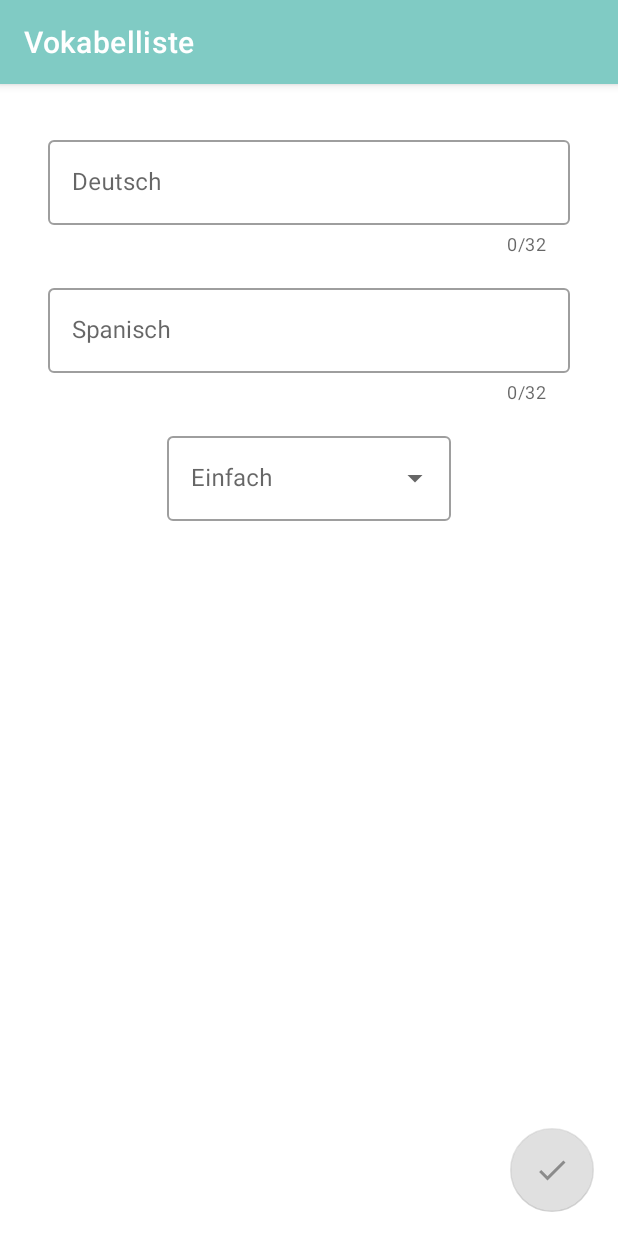
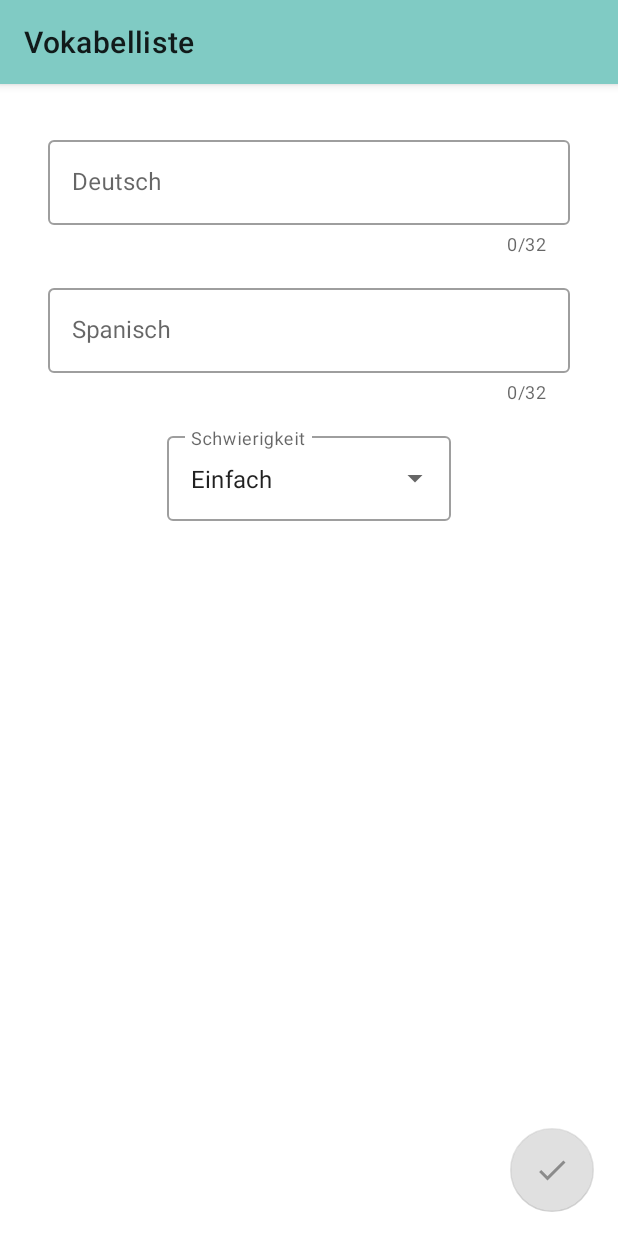
Before and after one commit to mteerie/Vocabulario, an Android app: the fragment AddEditFragment placed in its activity, on a phone screen of 412 x 824 dp. Run offline under Robolectric (Android 15) with nearby library versions, the phone set to English and light mode, and no system bars; our stand-ins replace Dagger/Hilt's generated code, Room's generated code, data binding, navigation-ui; libraries missing offline, so code that uses them is left out: androidx.hilt, androidx.hilt.lifecycle.

Commit message:
update database entity to change primary key data type and definition of difficulty enum, update queries in DAO with UPPER keyword for order variable so list entries are correctly sorted regardless of case, update implementation of spinner in AddEditFragment to correctly display current difficulty of a list entry with independent hint text, remove spinnerSelectedState from AddEditViewModel as it is not needed and update submitButtonStateFlow, change launcher icon colour to be in line with day theme primary colour, change action bar text and icon colour to black,

```diff
--- a/app/src/main/java/com/inf3005/android/vocabulario/database/Vocabulary.kt
+++ b/app/src/main/java/com/inf3005/android/vocabulario/database/Vocabulary.kt
@@ -17,23 +17,23 @@ import kotlinx.parcelize.Parcelize
 @TypeConverters(DifficultyConverters::class)
 data class Vocabulary(
     @ColumnInfo(name = "german")
-    val de: String = "de",
+    val de: String,
 
     @ColumnInfo(name = "spanish")
-    val sp: String = "sp",
+    val sp: String,
 
     @ColumnInfo(name = "difficulty")
     val difficulty: Difficulty = Difficulty.EASY,
 
     @PrimaryKey(autoGenerate = true)
-    val vocId: Long = 0L
+    val vocId: Int = 0
 ) : Parcelable
 
-enum class Difficulty(level: Int) {
-    NONE(0),
-    EASY(1),
-    INTERMEDIATE(2),
-    HARD(3)
+enum class Difficulty {
+    NONE,
+    EASY,
+    INTERMEDIATE,
+    HARD
 }
 
 class DifficultyConverters {
--- a/app/src/main/java/com/inf3005/android/vocabulario/database/VocabularyDao.kt
+++ b/app/src/main/java/com/inf3005/android/vocabulario/database/VocabularyDao.kt
@@ -37,10 +37,10 @@ interface VocabularyDao {
             SortBy.DIFFICULTY_DESC -> getAllEntriesByDifficultyDescending(userQuery)
         }
 
-    @Query("SELECT * FROM vocabulary WHERE german LIKE '%' || :userQuery || '%' OR spanish LIKE '%' || :userQuery || '%' ORDER BY german")
+    @Query("SELECT * FROM vocabulary WHERE german LIKE '%' || :userQuery || '%' OR spanish LIKE '%' || :userQuery || '%' ORDER BY UPPER(german)")
     fun getAllEntriesByGerman(userQuery: String): Flow<List<Vocabulary>>
 
-    @Query("SELECT * FROM vocabulary WHERE german LIKE '%' || :userQuery || '%' OR spanish LIKE '%' || :userQuery || '%' ORDER BY spanish")
+    @Query("SELECT * FROM vocabulary WHERE german LIKE '%' || :userQuery || '%' OR spanish LIKE '%' || :userQuery || '%' ORDER BY UPPER(spanish)")
     fun getAllEntriesBySpanish(userQuery: String): Flow<List<Vocabulary>>
 
     @Query("SELECT * FROM vocabulary WHERE german LIKE '%' || :userQuery || '%' OR spanish LIKE '%' || :userQuery || '%' ORDER BY difficulty ASC")
@@ -61,5 +61,4 @@ interface VocabularyDao {
      * */
     @Query("DELETE FROM vocabulary")
     suspend fun clearList()
-
 }
--- a/app/src/main/java/com/inf3005/android/vocabulario/list/AddEditFragment.kt
+++ b/app/src/main/java/com/inf3005/android/vocabulario/list/AddEditFragment.kt
@@ -1,14 +1,9 @@
 package com.inf3005.android.vocabulario.list
 
 import android.os.Bundle
-import android.text.Editable
-import android.text.TextWatcher
 import android.view.View
-import android.view.WindowManager
 import android.widget.*
-import androidx.core.view.isVisible
 import androidx.core.widget.addTextChangedListener
-
 import androidx.fragment.app.Fragment
 import androidx.fragment.app.viewModels
 import androidx.navigation.fragment.findNavController
@@ -27,7 +22,11 @@ class AddEditFragment : Fragment(R.layout.fragment_add_edit) {
 
         val binding = FragmentAddEditBinding.bind(view)
 
-        val spinnerItems = listOf("Einfach", "Fortgeschritten", "Schwierig")
+        val spinnerItems = listOf(
+            getString(R.string.difficulty_easy),
+            getString(R.string.difficulty_intermediate),
+            getString(R.string.difficulty_hard)
+        )
 
         val spinnerAdapter = ArrayAdapter(requireContext(), R.layout.spinner_item, spinnerItems)
 
@@ -35,48 +34,46 @@ class AddEditFragment : Fragment(R.layout.fragment_add_edit) {
 
             viewModel.submitButtonState.observe(viewLifecycleOwner)
             {
-                submitButton.isEnabled = it.first && it.second && it.third
+                submitButton.isEnabled = it.first && it.second
             }
 
             inputDe.editText?.setText(viewModel.entryGermanValue)
             inputDe.editText?.addTextChangedListener {
                 viewModel.entryGermanValue = it.toString()
 
-                if (viewModel.entryGermanValue.isNotEmpty())
-                    viewModel.setDeTextChangedState(true)
-                else viewModel.setDeTextChangedState(false)
+                viewModel.setDeTextChangedState(
+                    (viewModel.entryGermanValue.trim().isNotBlank()
+                            && viewModel.entryGermanValue.trim().length <= 32)
+                )
             }
 
             inputSp.editText?.setText(viewModel.entrySpanishValue)
             inputSp.editText?.addTextChangedListener {
                 viewModel.entrySpanishValue = it.toString()
 
-                if (viewModel.entrySpanishValue.isNotEmpty())
-                    viewModel.setSpTextChangedState(true)
-                else viewModel.setSpTextChangedState(false)
+                viewModel.setSpTextChangedState(
+                    (viewModel.entrySpanishValue.trim().isNotBlank()
+                            && viewModel.entrySpanishValue.trim().length <= 32)
+                )
             }
 
             (spinnerLayout.editText as? AutoCompleteTextView)?.setAdapter(spinnerAdapter)
 
-            val spinnerText = when (viewModel.entryDifficulty) {
-                Difficulty.INTERMEDIATE -> "Fortgeschritten"
-                Difficulty.HARD -> "Schwierig"
-                else -> "Einfach"
-            }
-
-            spinnerLayout.hint = spinnerText
-
-            spinnerLayout.editText?.setOnClickListener {
-                spinnerLayout.hint = "Schwierigikeit"
-            }
+            (spinnerLayout.editText as? AutoCompleteTextView)?.setText(
+                spinnerAdapter
+                    .getItem(viewModel.entryDifficulty.ordinal - 1)
+                    .toString(), false
+            )
 
             spinnerLayout.editText?.addTextChangedListener {
                 when (it.toString()) {
-                    "Einfach" -> viewModel.entryDifficulty = Difficulty.EASY
-                    "Fortgeschritten" -> viewModel.entryDifficulty = Difficulty.INTERMEDIATE
-                    "Schwierig" -> viewModel.entryDifficulty = Difficulty.HARD
+                    getString(R.string.difficulty_easy) -> viewModel
+                        .entryDifficulty = Difficulty.EASY
+                    getString(R.string.difficulty_intermediate) -> viewModel
+                        .entryDifficulty = Difficulty.INTERMEDIATE
+                    getString(R.string.difficulty_hard) -> viewModel
+                        .entryDifficulty = Difficulty.HARD
                 }
-                viewModel.setSpinnerSelectedState(true)
             }
 
             submitButton.setOnClickListener {
@@ -84,47 +81,5 @@ class AddEditFragment : Fragment(R.layout.fragment_add_edit) {
                 findNavController().popBackStack()
             }
         }
-
-//        val vocabularyTextWatcher: TextWatcher = object : TextWatcher {
-//            override fun beforeTextChanged(
-//                s: CharSequence,
-//                start: Int,
-//                count: Int,
-//                after: Int
-//            ) {
-//                if(viewModel.entryGermanValue.trim().isNotEmpty()
-//                    && viewModel.entrySpanishValue.trim().isNotEmpty())
-//                        viewModel.setTextChangedState(true)
-//            }
-//
-//            override fun onTextChanged(s: CharSequence, start: Int, before: Int, count: Int) {
-//
-//                binding.submitButton.isEnabled = (
-//                        viewModel.entryGermanValue.trim().isNotEmpty()
-//                                && viewModel.entrySpanishValue.trim().isNotEmpty()
-//                                && viewModel.entryGermanValue.length <= 32
-//                                && viewModel.entrySpanishValue.length <= 32
-//                        )
-//
-//
-//                if (viewModel.entryGermanValue.length > 32)
-//                    binding.inputDe.error = getString(R.string.error_input_too_long)
-//                else binding.inputDe.error = ""
-//
-//                if (viewModel.entrySpanishValue.length > 32)
-//                    binding.inputSp.error = getString(R.string.error_input_too_long)
-//                else binding.inputSp.error = ""
-//
-//                viewModel.setTextChangedState(true)
-//
-//            }
-//
-//            override fun afterTextChanged(s: Editable) {}
-//        }
-//
-//        binding.inputDe.editText?.addTextChangedListener(vocabularyTextWatcher)
-//
-//        binding.inputSp.editText?.addTextChangedListener(vocabularyTextWatcher)
-
     }
 }
--- a/app/src/main/java/com/inf3005/android/vocabulario/list/AddEditViewModel.kt
+++ b/app/src/main/java/com/inf3005/android/vocabulario/list/AddEditViewModel.kt
@@ -35,17 +35,6 @@ class AddEditViewModel @ViewModelInject constructor(
             state.set("entryDifficulty", value)
         }
 
-    private val _spinnerSelectedState = MutableStateFlow(
-        entryGermanValue.isNotBlank()
-                && entrySpanishValue.isNotBlank()
-    )
-
-    var spinnerSelectedState = _spinnerSelectedState.asStateFlow()
-
-    fun setSpinnerSelectedState(state: Boolean) {
-        _spinnerSelectedState.value = state
-    }
-
     private val _spTextChangedState = MutableStateFlow(entrySpanishValue.isNotBlank())
 
     var spTextChangedState = _spTextChangedState.asStateFlow()
@@ -63,11 +52,10 @@ class AddEditViewModel @ViewModelInject constructor(
     }
 
     private val submitButtonStateFlow = combine(
-        spinnerSelectedState,
         spTextChangedState,
         deTextChangedState
-    ) { spinnerSelectedState, spTextChangedState, deTextChangedState ->
-        Triple(spinnerSelectedState, spTextChangedState, deTextChangedState)
+    ) { spTextChangedState, deTextChangedState ->
+        Pair(spTextChangedState, deTextChangedState)
     }
 
     val submitButtonState = submitButtonStateFlow.asLiveData()
--- a/app/src/main/java/com/inf3005/android/vocabulario/list/ListFragment.kt
+++ b/app/src/main/java/com/inf3005/android/vocabulario/list/ListFragment.kt
@@ -151,7 +151,8 @@ class ListFragment : Fragment(R.layout.fragment_list), VocabularyAdapter.EntryCl
         return when (item.itemId) {
             R.id.option_delete_all -> {
                 MaterialAlertDialogBuilder(requireContext())
-                    .setTitle(getString(R.string.delete_all_entries))
+                    .setTitle(getString(R.string.delete_all_entries_title))
+                    .setMessage(getString(R.string.delete_all_entries))
                     .setCancelable(true)
                     .setPositiveButton(getString(R.string.delete_all_entries_positive)) { _, _ ->
                         viewModel.deleteAllEntries()
--- a/app/src/main/res/drawable-anydpi-v26/ic_launcher_background.xml
+++ b/app/src/main/res/drawable-anydpi-v26/ic_launcher_background.xml
@@ -13,8 +13,8 @@
           android:endY="106.9922"
           android:endX="54"
           android:type="linear">
-        <item android:offset="0" android:color="#71c1a4"/>
-        <item android:offset="1" android:color="#4eb18d"/>
+        <item android:offset="0" android:color="#80cbc4"/>
+        <item android:offset="1" android:color="#4f9a94"/>
       </gradient>
     </aapt:attr>
   </path>
--- a/app/src/main/res/layout/fragment_add_edit.xml
+++ b/app/src/main/res/layout/fragment_add_edit.xml
@@ -1,13 +1,16 @@
 <?xml version="1.0" encoding="utf-8"?>
 
-
-<androidx.constraintlayout.widget.ConstraintLayout xmlns:android="http://schemas.android.com/apk/res/android"
+<androidx.coordinatorlayout.widget.CoordinatorLayout xmlns:android="http://schemas.android.com/apk/res/android"
     xmlns:app="http://schemas.android.com/apk/res-auto"
     xmlns:tools="http://schemas.android.com/tools"
     android:layout_width="match_parent"
     android:layout_height="match_parent"
-    android:fitsSystemWindows="true"
     tools:context=".list.AddEditFragment">
+
+
+    <androidx.constraintlayout.widget.ConstraintLayout
+            android:layout_width="match_parent"
+            android:layout_height="wrap_content">
 
             <com.google.android.material.textfield.TextInputLayout
                 android:id="@+id/input_de"
@@ -15,8 +18,8 @@
                 android:layout_width="match_parent"
                 android:layout_height="wrap_content"
                 android:autofillHints="@string/input_dialog_de_hint"
+                android:paddingTop="32dp"
                 android:paddingStart="32dp"
-        android:paddingTop="32dp"
                 android:paddingEnd="32dp"
                 app:counterEnabled="true"
                 app:counterMaxLength="32"
@@ -60,44 +63,38 @@
                 style="@style/Widget.MaterialComponents.TextInputLayout.OutlinedBox.ExposedDropdownMenu"
                 android:layout_width="wrap_content"
                 android:layout_height="wrap_content"
-        app:layout_constraintTop_toBottomOf="@id/input_sp"
+                android:layout_marginTop="16dp"
+                app:layout_constraintEnd_toEndOf="parent"
                 app:layout_constraintStart_toStartOf="parent"
-        app:layout_constraintEnd_toEndOf="parent"
-        android:layout_marginTop="16dp">
+                app:layout_constraintTop_toBottomOf="@id/input_sp">
 
                 <com.google.android.material.textfield.MaterialAutoCompleteTextView
                     android:layout_width="match_parent"
                     android:layout_height="wrap_content"
-            android:inputType="none"
-            android:hint="@string/difficulty_hint"/>
+                    android:layout_marginBottom="16dp"
+                    android:hint="@string/difficulty_hint"
+                    android:inputType="none" />
+
+            </com.google.android.material.textfield.TextInputLayout>
 
 
+        </androidx.constraintlayout.widget.ConstraintLayout>
 
-    </com.google.android.material.textfield.TextInputLayout>
+<!--    <com.google.android.material.card.MaterialCardView-->
+<!--        android:layout_width="match_parent"-->
+<!--        android:layout_height="wrap_content"-->
+<!--        android:layout_margin="16dp"-->
+<!--        app:cardCornerRadius="16dp">-->
+<!--    </com.google.android.material.card.MaterialCardView>-->
 
     <com.google.android.material.floatingactionbutton.FloatingActionButton
         android:id="@+id/submit_button"
         android:layout_width="wrap_content"
         android:layout_height="wrap_content"
+        android:layout_gravity="bottom|end"
         android:layout_marginEnd="16dp"
         android:layout_marginBottom="16dp"
         android:src="@drawable/ic_check"
-        app:layout_constraintBottom_toBottomOf="parent"
-        app:layout_constraintEnd_toEndOf="parent"
         tools:ignore="ContentDescription" />
 
-    <!--    <Button-->
-    <!--        android:id="@+id/submit_button"-->
-    <!--        style="@style/Widget.MaterialComponents.Button.OutlinedButton"-->
-    <!--        android:layout_width="wrap_content"-->
-    <!--        android:layout_height="wrap_content"-->
-    <!--        android:layout_marginTop="16dp"-->
-    <!--        android:textSize="12sp"-->
-    <!--        android:layout_marginBottom="16dp"-->
-    <!--        android:text="@string/submit_button"-->
-    <!--        app:layout_constraintBottom_toBottomOf="parent"-->
-    <!--        app:layout_constraintEnd_toEndOf="parent"-->
-    <!--        app:layout_constraintStart_toStartOf="parent"-->
-    <!--        app:layout_constraintTop_toBottomOf="@+id/difficulty_spinner" />-->
-
-</androidx.constraintlayout.widget.ConstraintLayout>
+</androidx.coordinatorlayout.widget.CoordinatorLayout>
--- a/app/src/main/res/layout/fragment_list.xml
+++ b/app/src/main/res/layout/fragment_list.xml
@@ -2,7 +2,9 @@
 <layout xmlns:android="http://schemas.android.com/apk/res/android"
     xmlns:app="http://schemas.android.com/apk/res-auto"
     xmlns:tools="http://schemas.android.com/tools">
+
     <data>
+
         <variable
             name="vocabularyViewModel"
             type="com.inf3005.android.vocabulario.list.ListViewModel" />
@@ -12,18 +14,6 @@
         android:layout_width="match_parent"
         android:layout_height="match_parent"
         tools:context=".list.ListFragment">
-
-        <!--        <com.google.android.material.bottomappbar.BottomAppBar-->
-        <!--            android:id="@+id/bottom_app_bar"-->
-        <!--            android:layout_width="match_parent"-->
-        <!--            android:layout_height="wrap_content"-->
-        <!--            android:layout_gravity="bottom"-->
-        <!--            android:backgroundTint="@color/teal_200"-->
-        <!--            app:fabAlignmentMode="center"-->
-        <!--            app:hideOnScroll="false"-->
-        <!--            app:navigationContentDescription="info"-->
-        <!--            app:navigationIcon="@drawable/ic_information"-->
-        <!--            app:menu="@menu/action_bar_menu" />-->
 
         <androidx.recyclerview.widget.RecyclerView
             android:id="@+id/list"
@@ -37,11 +27,11 @@
             android:id="@+id/fab"
             android:layout_width="wrap_content"
             android:layout_height="wrap_content"
+            android:layout_gravity="bottom|end"
             android:layout_marginEnd="16dp"
             android:layout_marginBottom="16dp"
             android:contentDescription="@string/add_vocabulary"
-            android:src="@drawable/ic_add"
-            android:layout_gravity="bottom|end" />
+            android:src="@drawable/ic_add"/>
 
 
     </androidx.coordinatorlayout.widget.CoordinatorLayout>
--- a/app/src/main/res/values-night/themes.xml
+++ b/app/src/main/res/values-night/themes.xml
@@ -2,8 +2,8 @@
     <!-- Base application theme. -->
     <style name="Theme.Vocabulario" parent="Theme.MaterialComponents.DayNight.DarkActionBar">
         <!-- Primary brand color. -->
-        <item name="colorPrimary">@color/teal_200</item>
-        <item name="colorPrimaryVariant">@color/teal_200_dark</item>
+        <item name="colorPrimary">@color/teal_700</item>
+        <item name="colorPrimaryVariant">@color/teal_700_dark</item>
         <item name="colorOnPrimary">@color/black</item>
         <!-- Secondary brand color. -->
         <item name="colorSecondary">@color/red_200</item>
--- a/app/src/main/res/values/strings.xml
+++ b/app/src/main/res/values/strings.xml
@@ -16,7 +16,8 @@
     <string name="list_entry_deleted">Vokabel gelöscht.</string>
     <string name="list_entry_undo">Undo</string>
     <string name="delete_all_list_entries">delete all list entries</string>
-    <string name="delete_all_entries">Alle Listeneinträge löschen?</string>
+    <string name="delete_all_entries_title">Liste löschen</string>
+    <string name="delete_all_entries">Möchtest Du alle Einträge löschen?</string>
     <string name="delete_all_entries_positive">Ja</string>
     <string name="delete_all_entries_negative">Nein</string>
 
@@ -37,4 +38,7 @@
 
     <string name="checkmark">checkmark</string>
     <string name="difficulty_hint">Schwierigkeit</string>
+    <string name="difficulty_easy">Einfach</string>
+    <string name="difficulty_intermediate">Fortgeschritten</string>
+    <string name="difficulty_hard">Schwierig</string>
 </resources>
--- a/app/src/main/res/values/themes.xml
+++ b/app/src/main/res/values/themes.xml
@@ -1,10 +1,10 @@
 <resources xmlns:tools="http://schemas.android.com/tools">
     <!-- Base application theme. -->
-    <style name="Theme.Vocabulario" parent="Theme.MaterialComponents.DayNight.DarkActionBar">
+    <style name="Theme.Vocabulario" parent="Theme.MaterialComponents.Light">
         <!-- Primary brand color. -->
         <item name="colorPrimary">@color/teal_200</item>
         <item name="colorPrimaryVariant">@color/teal_200_dark</item>
-        <item name="colorOnPrimary">@color/white</item>
+        <item name="colorOnPrimary">@color/black</item>
         <!-- Secondary brand color. -->
         <item name="colorSecondary">@color/red_200</item>
         <item name="colorSecondaryVariant">@color/red_200_dark</item>
```
Lines whose indentation alone changed are shown as unchanged.
